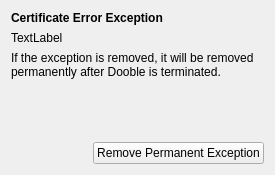
This is 2.x/UI/dooble_certificate_exceptions_menu_widget.ui in textbrowser/dooble as Qt 5 draws it before an edit. The edited form follows.
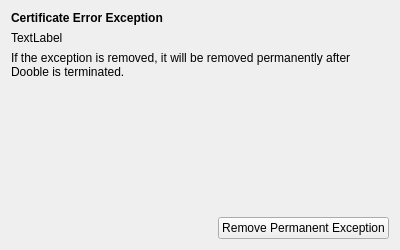
This is the edited form.

The edit to the form file:
```diff
--- a/2.x/UI/dooble_certificate_exceptions_menu_widget.ui
+++ b/2.x/UI/dooble_certificate_exceptions_menu_widget.ui
@@ -6,8 +6,8 @@
    <rect>
     <x>0</x>
     <y>0</y>
-    <width>275</width>
-    <height>175</height>
+    <width>400</width>
+    <height>250</height>
    </rect>
   </property>
   <property name="windowTitle">
```
